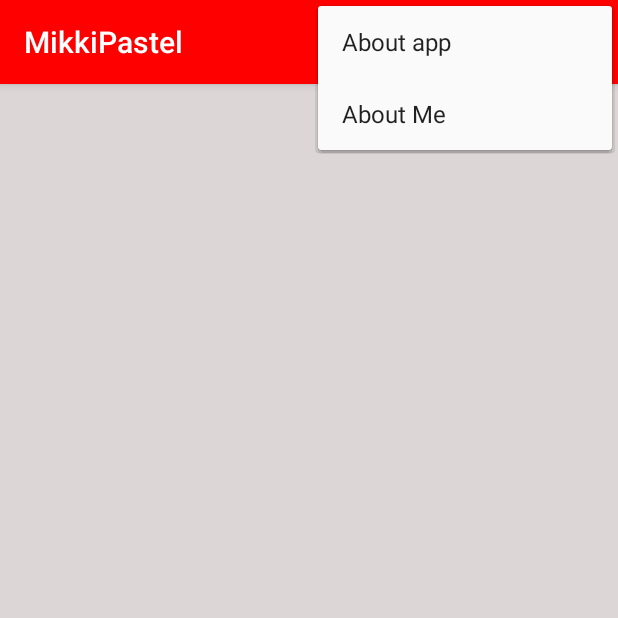
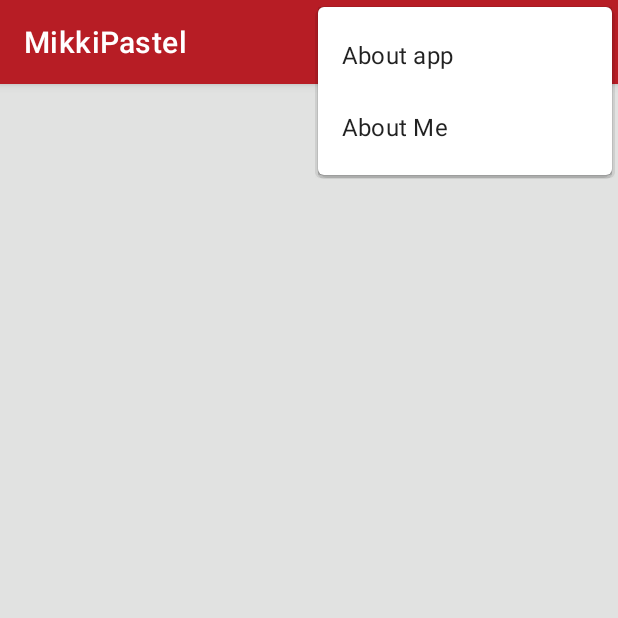
Before and after one commit to mikkipastel/MikkiPastel-Android, an Android app: the screen it shows after launch (MainActivity), with the options menu open, on a phone screen of 412 x 824 dp, the top half of it. Run offline under Robolectric (Android 15) with nearby library versions, the phone set to English and light mode, and no system bars.

Commit message:
change color CI and style to Material Design

```diff
--- a/app/src/main/res/layout/activity_main.xml
+++ b/app/src/main/res/layout/activity_main.xml
@@ -3,7 +3,7 @@
     xmlns:tools="http://schemas.android.com/tools"
     android:layout_width="match_parent"
     android:layout_height="match_parent"
-    android:background="@color/whitegray"
+    android:background="@color/colorGreyBackground"
     tools:context="com.mikkipastel.blog.MainActivity">
 
     <FrameLayout
--- a/app/src/main/res/values/colors.xml
+++ b/app/src/main/res/values/colors.xml
@@ -1,15 +1,13 @@
 <?xml version="1.0" encoding="utf-8"?>
 <resources>
-    <color name="colorPrimary">#ff0000</color>
-    <color name="colorPrimaryDark">#a2531e</color>
-    <color name="colorAccent">#FF4081</color>
+    <color name="colorPrimary">#b71d25</color>
+    <color name="colorPrimaryDark">#7f0000</color>
+    <color name="colorPrimaryLight">#f0564e</color>
+    <color name="colorAccent">#ff9999</color>
+    <color name="colorAccentDark">#c9696b</color>
+    <color name="colorAccentLight">#ffcbca</color>
 
-    <color name="whitegray">#FFDCD6D6</color>
+    <color name="colorGreyBackground">#E1E2E1</color>
+
     <color name="whitegray2">#eeeeeeff</color>
-
-    <color name="red">#FFE60202</color>
-    <color name="redorange">#FFE63602</color>
-    <color name="red_tran">#d3ff3f2f</color>
-
-    <color name="tran">#80000000</color>
 </resources>
--- a/app/src/main/res/values/dimens.xml
+++ b/app/src/main/res/values/dimens.xml
@@ -7,6 +7,6 @@
     <dimen name="card_font">18sp</dimen>
     <dimen name="topic_font">18sp</dimen>
     <dimen name="date_font">16sp</dimen>
-    <dimen name="header_font">24sp</dimen>
+    <dimen name="header_font">20sp</dimen>
     <dimen name="dialog_margin">10dp</dimen>
 </resources>
--- a/app/src/main/res/values/styles.xml
+++ b/app/src/main/res/values/styles.xml
@@ -1,7 +1,7 @@
 <resources>
 
     <!-- Base application theme. -->
-    <style name="AppTheme" parent="Theme.AppCompat.Light.DarkActionBar">
+    <style name="AppTheme" parent="Theme.MaterialComponents.Light.DarkActionBar">
         <!-- Customize your theme here. -->
         <item name="colorPrimary">@color/colorPrimary</item>
         <item name="colorPrimaryDark">@color/colorPrimaryDark</item>
```
Also changed, not shown: app/src/main/res/layout/item_content.xml (+4 -3 lines).
